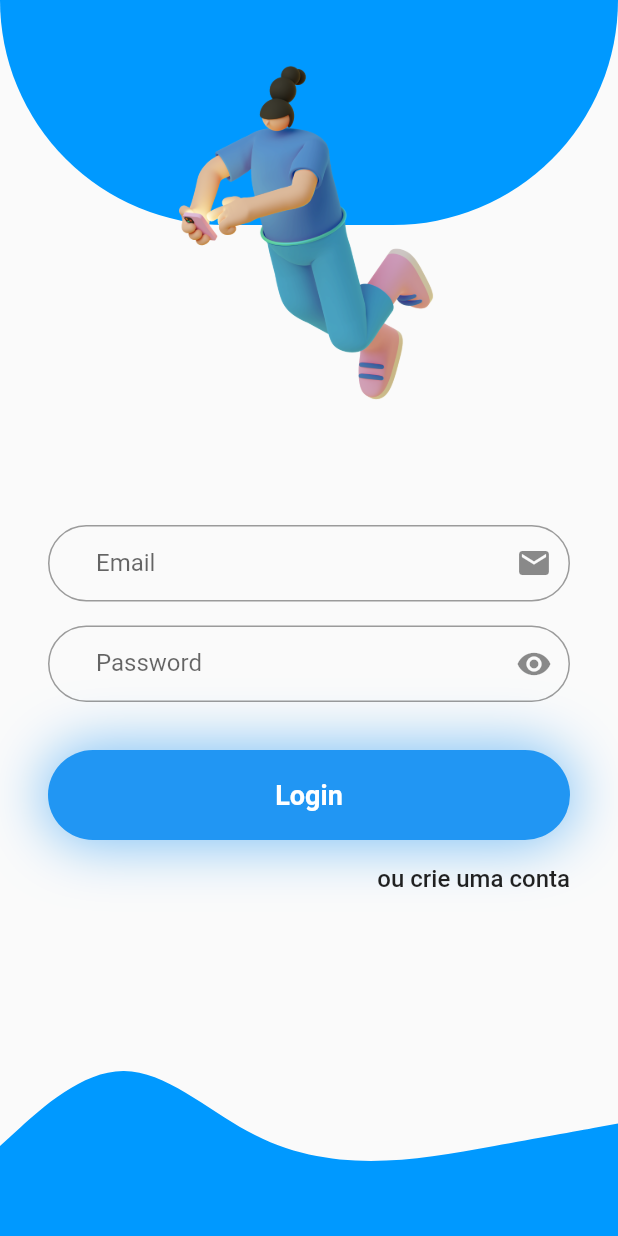
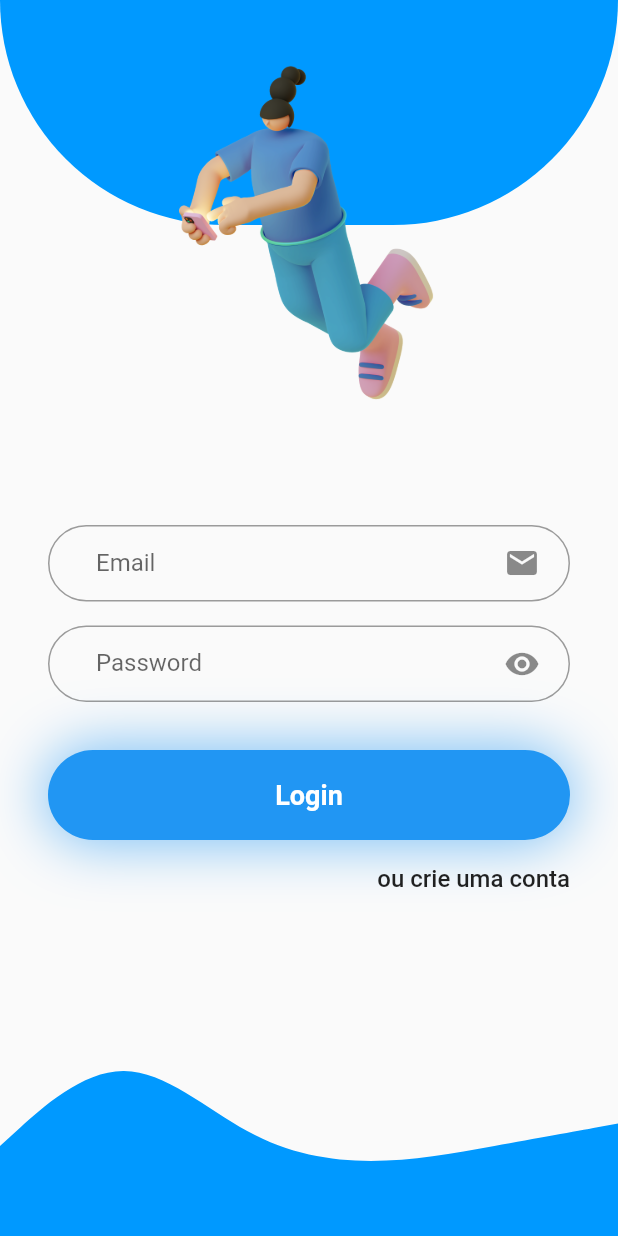
Before and after one commit to MrZethaz/projetowebdesign_1aii_ifbaiano, a Flutter app: the screen it shows after launch, on a phone screen of 412 x 824 dp. Run offline on Flutter 3.47's test engine with Material 2 defaults, Android fonts, the phone set to English and light mode, and no system bars; our stand-ins replace flutter_svg, shared_preferences.

Commit message:
Some changes

```diff
--- a/lib/screens/Login.dart
+++ b/lib/screens/Login.dart
@@ -141,7 +141,8 @@ class _LoginPageState extends State<LoginPage> {
         decoration: InputDecoration(
           border: OutlineInputBorder(borderRadius: BorderRadius.circular(32)),
           contentPadding: EdgeInsets.symmetric(horizontal: 32, vertical: 16),
-          suffixIcon: Icon(Icons.email),
+          suffixIcon: Padding(
+              padding: EdgeInsets.only(right: 16), child: Icon(Icons.email)),
           labelText: "Email",
         ),
       ),
@@ -155,8 +156,11 @@ class _LoginPageState extends State<LoginPage> {
           border: OutlineInputBorder(borderRadius: BorderRadius.circular(32)),
           contentPadding: EdgeInsets.symmetric(horizontal: 32, vertical: 16),
           suffixIcon: GestureDetector(
-              child: Icon(
-                  _obscuredPassword ? Icons.visibility_off : Icons.visibility),
+              child: Padding(
+                  padding: EdgeInsets.only(right: 16),
+                  child: Icon(_obscuredPassword
+                      ? Icons.visibility_off
+                      : Icons.visibility)),
               onTap: () {
                 setState(() {
                   _obscuredPassword = !_obscuredPassword;
```
